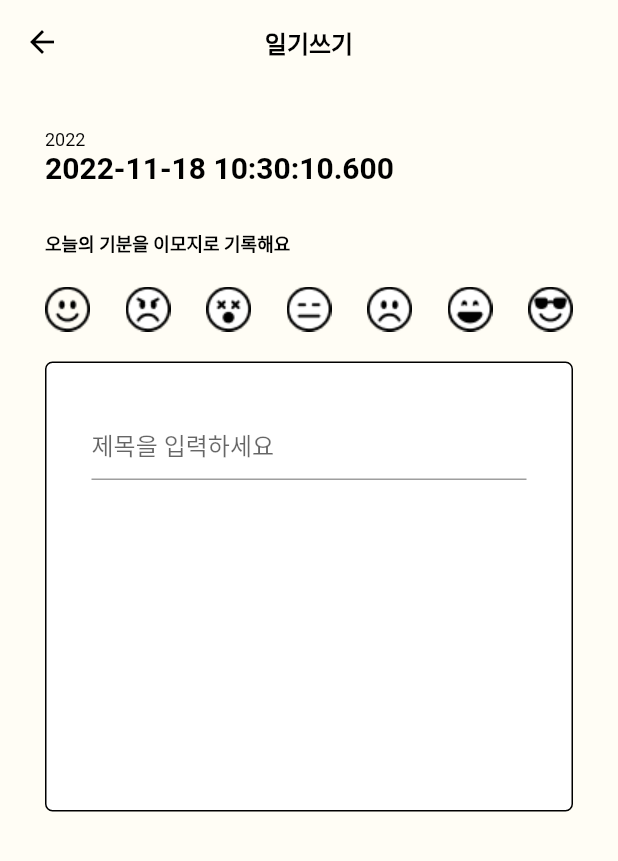
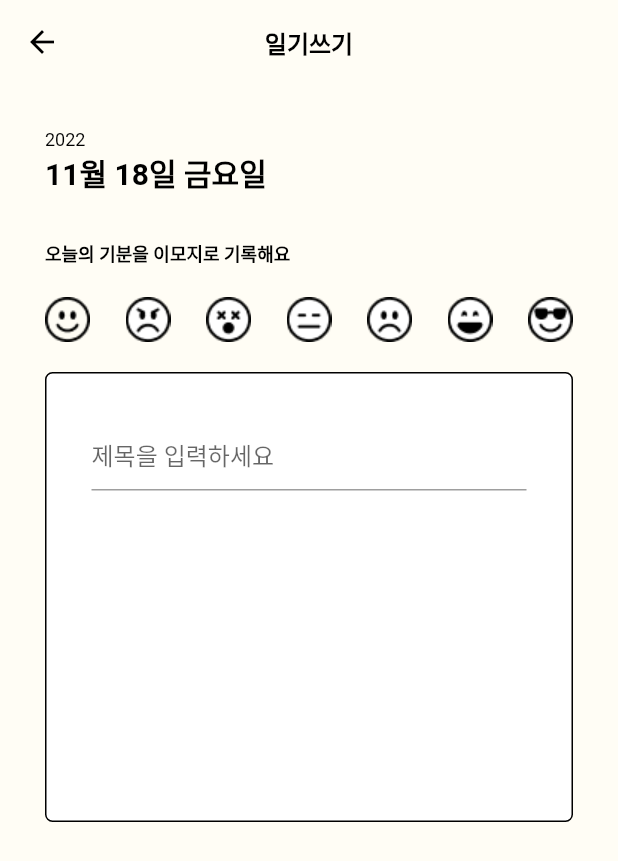
Before and after one commit to JeeSeoyoung/MOOHA, a Flutter app: the WritingPage screen opened directly with empty values, on a phone screen of 412 x 824 dp. Shown: the top 861 px of the screen. Run offline on Flutter 3.47's test engine with Material 2 defaults, Android fonts, the phone set to English and light mode, and no system bars; our stand-ins replace firebase_core, flutter_calendar_carousel; accounts and stored records are empty.

Commit message:
formating DateTime

```diff
--- a/lib/writing_page.dart
+++ b/lib/writing_page.dart
@@ -1,4 +1,5 @@
 import 'package:flutter/material.dart';
+import 'package:intl/intl.dart';
 
 class WritingPage extends StatelessWidget {
   final DateTime checkedDate;
@@ -10,6 +11,9 @@ class WritingPage extends StatelessWidget {
 
   @override
   Widget build(BuildContext context) {
+    final year = DateFormat('yyyy').format(checkedDate);
+    final monthAndDay = DateFormat('MM월 dd일').format(checkedDate);
+    final dayOfWeek = DateFormat.E('ko_KR').format(checkedDate);
     return Scaffold(
       backgroundColor: Theme.of(context).backgroundColor,
       appBar: AppBar(
@@ -27,11 +31,11 @@ class WritingPage extends StatelessWidget {
           crossAxisAlignment: CrossAxisAlignment.start,
           children: [
             Text(
-              '2022',
+              '${year}',
               style: Theme.of(context).textTheme.headline2,
             ),
             Text(
-              '${checkedDate}',
+              '${monthAndDay} ${dayOfWeek}요일',
               style: Theme.of(context).textTheme.headline1,
             ),
             const SizedBox(height: 30.0),
--- a/pubspec.yaml
+++ b/pubspec.yaml
@@ -40,6 +40,7 @@ dependencies:
   cloud_firestore: ^4.0.5
   provider: ^6.0.4
   firebase_ui_auth: ^1.0.5
+  intl: ^0.17.0
 
 dev_dependencies:
   flutter_test:
```
Also changed, not shown: pubspec.lock.
